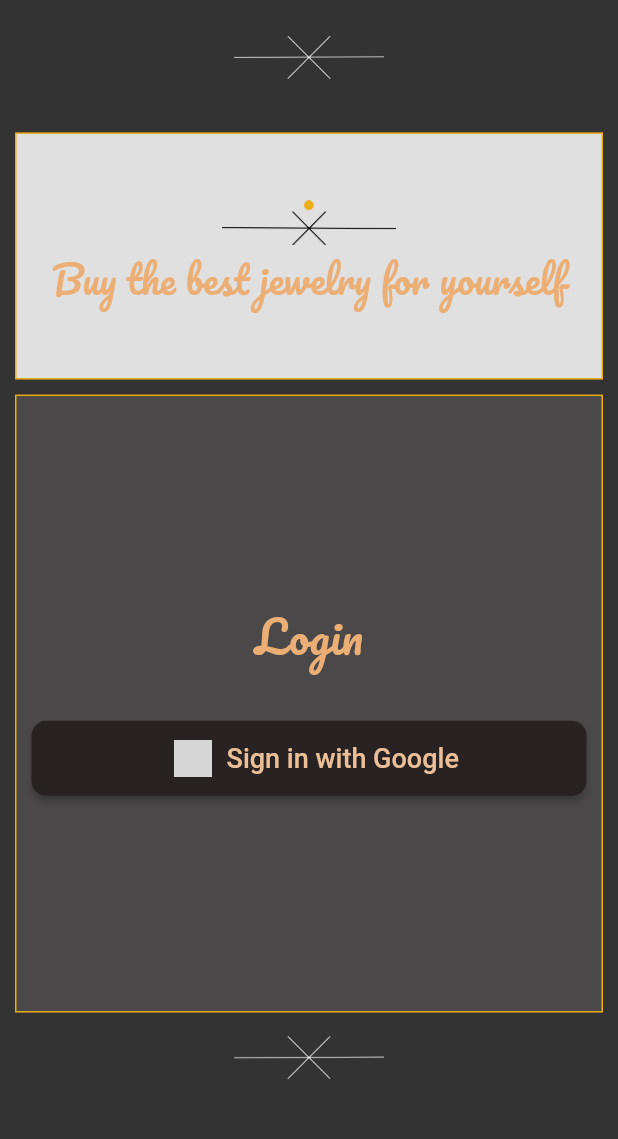
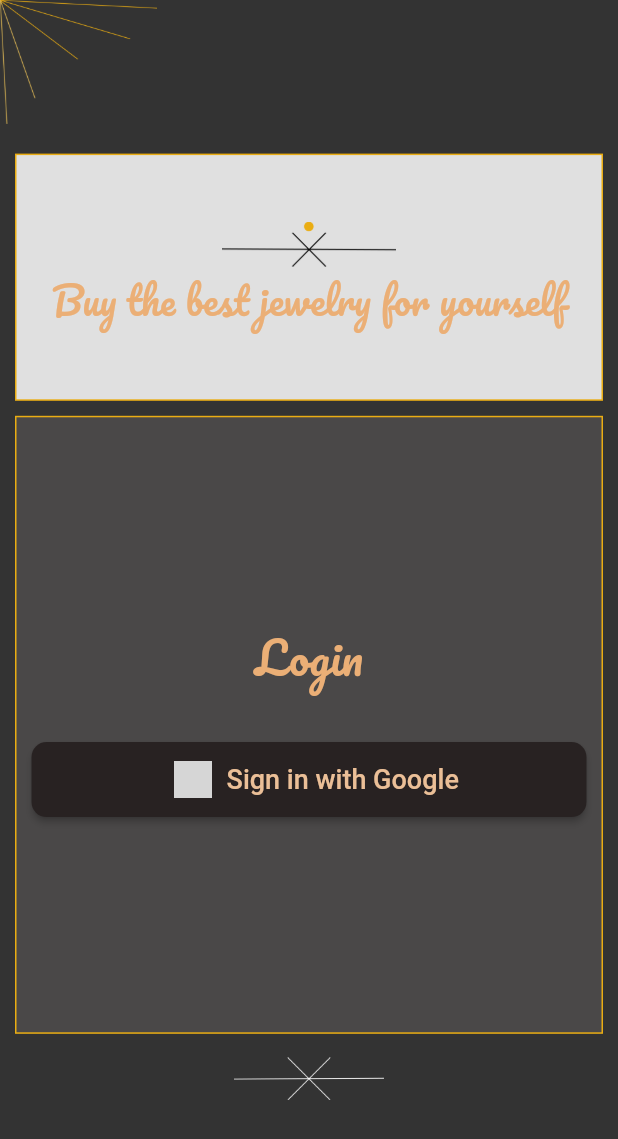
Before and after one commit to ameysunu/DemonHacks, a Flutter app: the Login screen opened directly, on a phone screen of 412 x 824 dp. Shown: the top 1139 px of the screen. Run offline on Flutter 3.47's test engine with Material 2 defaults, Android fonts, the phone set to English and light mode, and no system bars; our stand-ins replace firebase_auth, firebase_core, google_sign_in, hexcolor; accounts and stored records are empty; grey boxes are pictures that could not be loaded.

Commit message:
design added

```diff
--- a/lib/login.dart
+++ b/lib/login.dart
@@ -74,19 +74,26 @@ class _LoginState extends State<Login> {
       body: SafeArea(
         child: SingleChildScrollView(
           child: Column(
+            crossAxisAlignment: CrossAxisAlignment.center,
             children: [
               Container(
-                height: MediaQuery.of(context).size.height * 0.01,
+                height: MediaQuery.of(context).size.height * 0.1,
                 width: MediaQuery.of(context).size.width * 1,
-              ),
-              Padding(
-                padding: const EdgeInsets.all(10.0),
-                child: Container(
-                  height: 40,
-                  width: 100,
-                  child: Image.asset('images/designwhite.png'),
+                child: Align(
+                  alignment: Alignment.topLeft,
+                  child: Container(
+                    child: Image.asset('images/top design.png'),
+                  ),
                 ),
               ),
+              // Padding(
+              //   padding: const EdgeInsets.all(10.0),
+              //   child: Container(
+              //     height: 40,
+              //     width: 100,
+              //     child: Image.asset('images/designwhite.png'),
+              //   ),
+              // ),
               Padding(
                 padding: const EdgeInsets.only(top: 20.0, left: 10, right: 10),
                 child: Container(
--- a/lib/main.dart
+++ b/lib/main.dart
@@ -1,6 +1,6 @@
-import 'package:demonhacks/introduction.dart';
+import 'package:demonhacks/login.dart';
 import 'package:flutter/material.dart';
 
 void main() {
-  runApp(MaterialApp(debugShowCheckedModeBanner: false, home: Introduction()));
+  runApp(MaterialApp(debugShowCheckedModeBanner: false, home: Login()));
 }
```
Also changed, not shown: images/top design.png (added).
